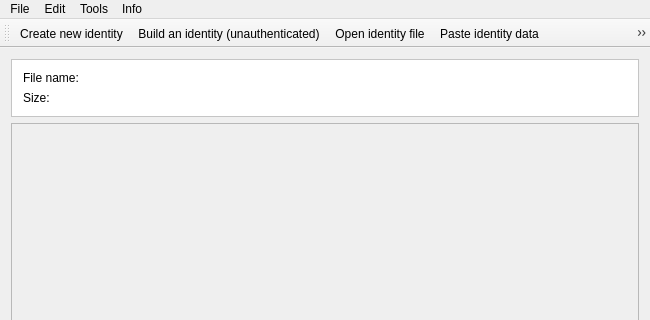
sqrldev/IdTool, file mainwindow.ui: the form before one commit; both pictures show x 0 to 650 and y 0 to 320 of the 650 by 700 pixel window.
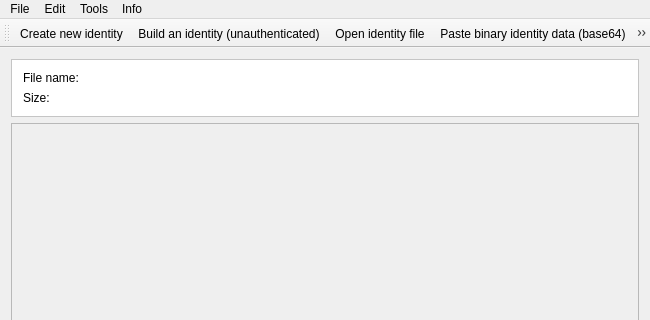
The form after the commit. Icons and pictures are not drawn.

Commit message: Implement MainWindow::importTextualIdentity() and CryptUtil::base56DecodeIdentity()

Diff of the .ui file:
```diff
--- a/mainwindow.ui
+++ b/mainwindow.ui
@@ -220,7 +220,10 @@
      <normaloff>:/res/img/Paste_16x.png</normaloff>:/res/img/Paste_16x.png</iconset>
    </property>
    <property name="text">
-    <string>Paste identity data</string>
+    <string>Paste binary identity data (base64)</string>
+   </property>
+   <property name="toolTip">
+    <string>Paste binary identity data which was converted to base64</string>
    </property>
    <property name="shortcut">
     <string>Ctrl+Shift+V</string>
```
Left out of the diff: 19 changed lines with no effect on the pictures. The commit also changes 4 other files.
